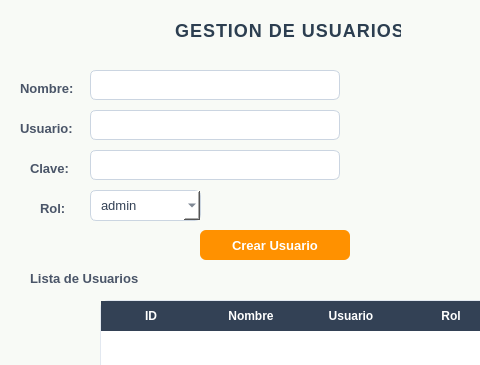
UTN-BDA-2026/repositorio-grupo-BCCG, file gui/usuarios_admin.ui: the form before one commit; both pictures show x 0 to 480 and y 0 to 365 of the 600 by 600 pixel window.
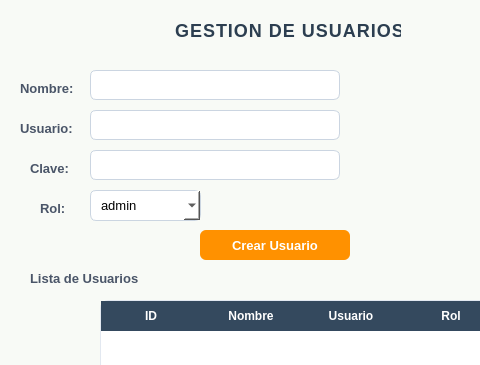
The form after the commit.

Commit message: agregue indices en SQLite

The edit to the form file:
```diff
--- a/gui/usuarios_admin.ui
+++ b/gui/usuarios_admin.ui
@@ -215,6 +215,19 @@
      <height>31</height>
     </rect>
    </property>
+   <property name="styleSheet">
+    <string notr="true">QComboBox {
+    color: black;
+    background-color: white;
+}
+
+QComboBox QAbstractItemView {
+    color: black;
+    background-color: white;
+    selection-background-color: #3498db;
+}
+</string>
+   </property>
    <item>
     <property name="text">
      <string>admin</string>
@@ -248,6 +261,19 @@
      <height>131</height>
     </rect>
    </property>
+   <property name="styleSheet">
+    <string notr="true">QTableWidget {
+    color: black;
+    background-color: white;
+    gridline-color: gray;
+}
+
+QHeaderView::section {
+    background-color: #34495e;
+    color: white;
+    font-weight: bold;
+}</string>
+   </property>
    <column>
     <property name="text">
      <string>ID</string>
```
The commit also changes 2 other files.
